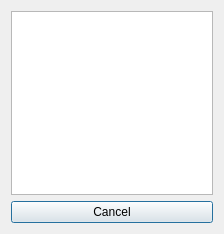
Old version of the form source/gui/panconvert_diag_fromformat.ui in the repository apaeffgen/PanConvert.
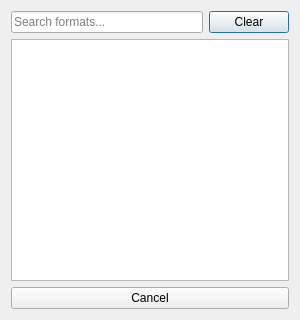
New version of the form.

Commit message: Version: 0.3.4 - Search Dialog for from / to formats

The edit to the form file:
```diff
--- a/source/gui/panconvert_diag_fromformat.ui
+++ b/source/gui/panconvert_diag_fromformat.ui
@@ -6,26 +6,35 @@
    <rect>
     <x>0</x>
     <y>0</y>
-    <width>224</width>
-    <height>234</height>
+    <width>300</width>
+    <height>320</height>
    </rect>
   </property>
   <property name="windowTitle">
    <string>Pandoc From Formats</string>
   </property>
   <layout class="QGridLayout" name="gridLayout">
-   <item row="1" column="0">
-    <layout class="QVBoxLayout" name="verticalLayout">
-     <item>
-      <widget class="QPushButton" name="ButtonCancel">
-       <property name="text">
-        <string>Cancel</string>
-       </property>
-      </widget>
-     </item>
-    </layout>
-   </item>
    <item row="0" column="0">
+    <layout class="QVBoxLayout" name="verticalLayout">
+     <item>
+      <layout class="QHBoxLayout" name="searchLayout">
+       <item>
+        <widget class="QLineEdit" name="searchInput">
+         <property name="placeholderText">
+          <string>Search formats...</string>
+         </property>
+        </widget>
+       </item>
+       <item>
+        <widget class="QPushButton" name="searchClearButton">
+         <property name="text">
+          <string>Clear</string>
+         </property>
+        </widget>
+       </item>
+      </layout>
+     </item>
+     <item>
     <widget class="QListWidget" name="formatList">
      <property name="minimumSize">
       <size>
@@ -40,6 +49,15 @@
       <bool>true</bool>
      </property>
     </widget>
+     </item>
+     <item>
+      <widget class="QPushButton" name="ButtonCancel">
+       <property name="text">
+        <string>Cancel</string>
+       </property>
+      </widget>
+     </item>
+    </layout>
    </item>
   </layout>
  </widget>
```
Lines whose indentation alone changed are shown as unchanged. The commit also changes 5 other files.
